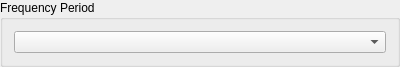
First picture: the form in mtpy/gui/SmartMT/ui_asset/groupbox_frequency_period_single.ui, repository MTgeophysics/mtpy, before the edit.
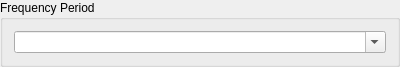
Second picture: the form after the edit.

Commit message: move parameter groupbox to standalone design and implementation

Patch:
```diff
--- a/mtpy/gui/SmartMT/ui_asset/groupbox_frequency_period_single.ui
+++ b/mtpy/gui/SmartMT/ui_asset/groupbox_frequency_period_single.ui
@@ -18,7 +18,11 @@
   </property>
   <layout class="QVBoxLayout" name="verticalLayoutFrequencyPeriod">
    <item>
-    <widget class="QComboBox" name="comboBoxPeriod"/>
+    <widget class="QComboBox" name="comboBoxPeriod">
+     <property name="editable">
+      <bool>true</bool>
+     </property>
+    </widget>
    </item>
   </layout>
  </widget>
```
The commit also changes 4 other files.
